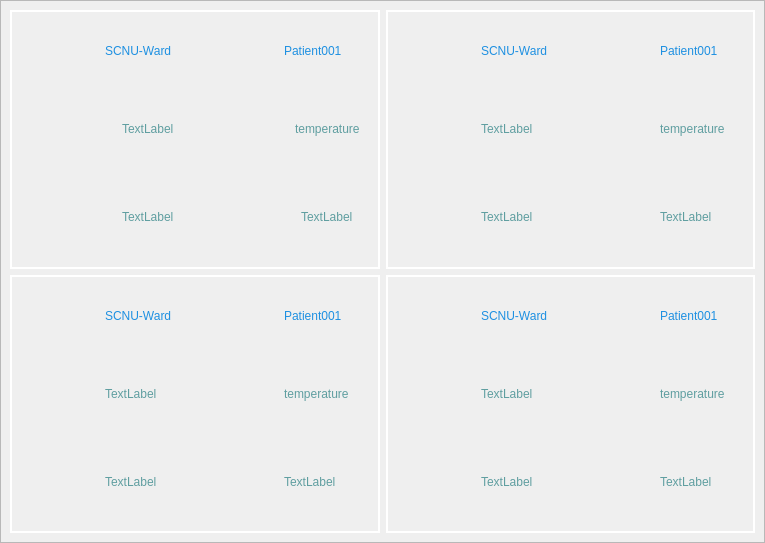
Stefan-China/SCNU-NuresManager, file maincontent/controlwidget/progresscontrol/progresswidget.ui: the form before one commit.
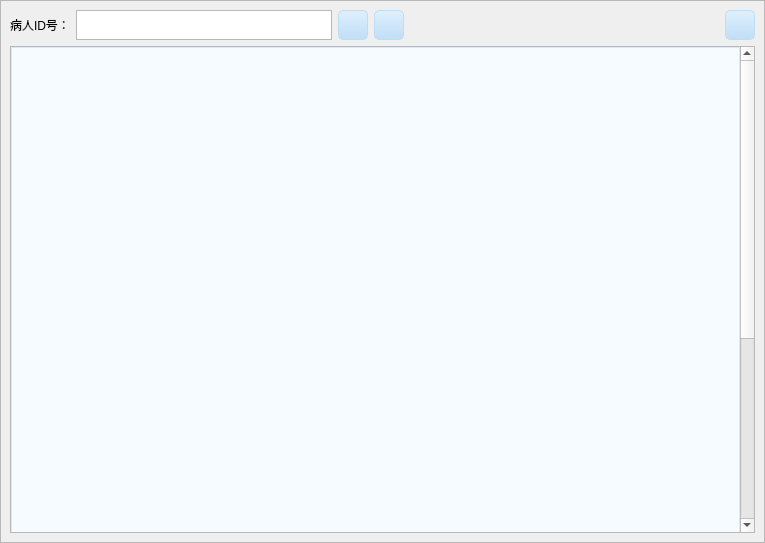
The form after the commit. Icons and pictures are not drawn.

The edit to the form file:
```diff
--- a/maincontent/controlwidget/progresscontrol/progresswidget.ui
+++ b/maincontent/controlwidget/progresscontrol/progresswidget.ui
@@ -41,916 +41,285 @@
       <enum>QFrame::Raised</enum>
      </property>
      <layout class="QGridLayout" name="gridLayout_2">
-      <item row="0" column="1">
-       <widget class="QWidget" name="widgetSecond" native="true">
-        <property name="styleSheet">
-         <string notr="true">QFrame #widgetSecond
-{
-background:transparent;border:2px solid white;
-}</string>
-        </property>
-        <layout class="QGridLayout" name="gridLayout_5">
-         <item row="0" column="0">
-          <widget class="QLabel" name="label_17">
-           <property name="maximumSize">
-            <size>
-             <width>80</width>
-             <height>50</height>
-            </size>
-           </property>
-           <property name="text">
-            <string/>
-           </property>
-           <property name="pixmap">
-            <pixmap resource="../../../res.qrc">:/res/res/image/ward_bed.png</pixmap>
-           </property>
-           <property name="scaledContents">
-            <bool>true</bool>
-           </property>
-          </widget>
-         </item>
-         <item row="0" column="1">
-          <widget class="QLabel" name="label_18">
-           <property name="styleSheet">
-            <string notr="true">
-font: 11pt &quot;迷你简行楷碑&quot;;
-color: rgb(30, 144, 225);</string>
-           </property>
-           <property name="text">
-            <string>SCNU-Ward</string>
-           </property>
-          </widget>
-         </item>
-         <item row="1" column="0">
-          <widget class="QLabel" name="label_19">
-           <property name="maximumSize">
-            <size>
-             <width>80</width>
-             <height>80</height>
-            </size>
-           </property>
-           <property name="text">
-            <string/>
-           </property>
-           <property name="pixmap">
-            <pixmap resource="../../../res.qrc">:/res/res/image/physiological/心率.png</pixmap>
-           </property>
-           <property name="scaledContents">
-            <bool>true</bool>
-           </property>
-          </widget>
-         </item>
-         <item row="1" column="1">
-          <widget class="QLabel" name="Heartbeat_3">
-           <property name="maximumSize">
-            <size>
-             <width>100</width>
-             <height>16777215</height>
-            </size>
-           </property>
-           <property name="styleSheet">
-            <string notr="true">
-font: 10pt &quot;Times New Roman&quot;;
-color: rgb(95, 158, 160);</string>
-           </property>
-           <property name="text">
-            <string>TextLabel</string>
-           </property>
-          </widget>
-         </item>
-         <item row="1" column="2">
-          <widget class="QLabel" name="label_16">
-           <property name="maximumSize">
-            <size>
-             <width>80</width>
-             <height>80</height>
-            </size>
-           </property>
-           <property name="text">
-            <string/>
-           </property>
-           <property name="pixmap">
-            <pixmap resource="../../../res.qrc">:/res/res/image/physiological/温度计.png</pixmap>
-           </property>
-           <property name="scaledContents">
-            <bool>true</bool>
-           </property>
-          </widget>
-         </item>
-         <item row="1" column="3">
-          <widget class="QLabel" name="temperature_3">
-           <property name="maximumSize">
-            <size>
-             <width>100</width>
-             <height>16777215</height>
-            </size>
-           </property>
-           <property name="styleSheet">
-            <string notr="true">
-font: 10pt &quot;Times New Roman&quot;;
-color: rgb(95, 158, 160);</string>
-           </property>
-           <property name="text">
-            <string>temperature</string>
-           </property>
-          </widget>
-         </item>
-         <item row="2" column="0">
-          <widget class="QLabel" name="label_20">
-           <property name="maximumSize">
-            <size>
-             <width>80</width>
-             <height>80</height>
-            </size>
-           </property>
-           <property name="text">
-            <string/>
-           </property>
-           <property name="pixmap">
-            <pixmap resource="../../../res.qrc">:/res/res/image/physiological/血压仪.png</pixmap>
-           </property>
-           <property name="scaledContents">
-            <bool>true</bool>
-           </property>
-          </widget>
-         </item>
-         <item row="2" column="1">
-          <widget class="QLabel" name="Diastolic_3">
-           <property name="maximumSize">
-            <size>
-             <width>100</width>
-             <height>16777215</height>
-            </size>
-           </property>
-           <property name="styleSheet">
-            <string notr="true">
-font: 10pt &quot;Times New Roman&quot;;
-color: rgb(95, 158, 160);</string>
-           </property>
-           <property name="text">
-            <string>TextLabel</string>
-           </property>
-          </widget>
-         </item>
-         <item row="2" column="2">
-          <widget class="QLabel" name="label_15">
-           <property name="maximumSize">
-            <size>
-             <width>80</width>
-             <height>80</height>
-            </size>
-           </property>
-           <property name="text">
-            <string/>
-           </property>
-           <property name="pixmap">
-            <pixmap resource="../../../res.qrc">:/res/res/image/physiological/步数.png</pixmap>
-           </property>
-           <property name="scaledContents">
-            <bool>true</bool>
-           </property>
-          </widget>
-         </item>
-         <item row="2" column="3">
-          <widget class="QLabel" name="Steps_3">
-           <property name="maximumSize">
-            <size>
-             <width>100</width>
-             <height>16777215</height>
-            </size>
-           </property>
-           <property name="styleSheet">
-            <string notr="true">
-font: 10pt &quot;Times New Roman&quot;;
-color: rgb(95, 158, 160);</string>
-           </property>
-           <property name="text">
-            <string>TextLabel</string>
-           </property>
-          </widget>
-         </item>
-         <item row="0" column="3">
-          <widget class="QLabel" name="label_21">
-           <property name="styleSheet">
-            <string notr="true">
-font: 11pt &quot;迷你简行楷碑&quot;;
-color: rgb(30, 144, 225);</string>
-           </property>
-           <property name="text">
-            <string>Patient001</string>
-           </property>
-          </widget>
-         </item>
-         <item row="0" column="2" alignment="Qt::AlignHCenter|Qt::AlignVCenter">
-          <widget class="QLabel" name="label_30">
-           <property name="minimumSize">
-            <size>
-             <width>60</width>
-             <height>60</height>
-            </size>
-           </property>
-           <property name="maximumSize">
-            <size>
-             <width>60</width>
-             <height>60</height>
-            </size>
-           </property>
-           <property name="text">
-            <string/>
-           </property>
-           <property name="pixmap">
-            <pixmap resource="../../../res.qrc">:/res/res/image/image.png</pixmap>
-           </property>
-           <property name="scaledContents">
-            <bool>true</bool>
-           </property>
-          </widget>
-         </item>
-        </layout>
-       </widget>
-      </item>
-      <item row="1" column="1">
-       <widget class="QWidget" name="widgetFourth" native="true">
-        <property name="styleSheet">
-         <string notr="true">QFrame #widgetFourth
-{
-background:transparent;border:2px solid white;
-}</string>
-        </property>
-        <layout class="QGridLayout" name="gridLayout_4">
-         <item row="0" column="0">
-          <widget class="QLabel" name="label_9">
-           <property name="maximumSize">
-            <size>
-             <width>80</width>
-             <height>50</height>
-            </size>
-           </property>
-           <property name="text">
-            <string/>
-           </property>
-           <property name="pixmap">
-            <pixmap resource="../../../res.qrc">:/res/res/image/ward_bed.png</pixmap>
-           </property>
-           <property name="scaledContents">
-            <bool>true</bool>
-           </property>
-          </widget>
-         </item>
-         <item row="0" column="1">
-          <widget class="QLabel" name="label_10">
-           <property name="styleSheet">
-            <string notr="true">
-font: 11pt &quot;迷你简行楷碑&quot;;
-color: rgb(30, 144, 225);</string>
-           </property>
-           <property name="text">
-            <string>SCNU-Ward</string>
-           </property>
-          </widget>
-         </item>
-         <item row="1" column="0">
-          <widget class="QLabel" name="label_12">
-           <property name="maximumSize">
-            <size>
-             <width>80</width>
-             <height>80</height>
-            </size>
-           </property>
-           <property name="text">
-            <string/>
-           </property>
-           <property name="pixmap">
-            <pixmap resource="../../../res.qrc">:/res/res/image/physiological/心率.png</pixmap>
-           </property>
-           <property name="scaledContents">
-            <bool>true</bool>
-           </property>
-          </widget>
-         </item>
-         <item row="1" column="1">
-          <widget class="QLabel" name="Heartbeat_2">
-           <property name="maximumSize">
-            <size>
-             <width>100</width>
-             <height>16777215</height>
-            </size>
-           </property>
-           <property name="styleSheet">
-            <string notr="true">
-font: 10pt &quot;Times New Roman&quot;;
-color: rgb(95, 158, 160);</string>
-           </property>
-           <property name="text">
-            <string>TextLabel</string>
-           </property>
-          </widget>
-         </item>
-         <item row="1" column="2">
-          <widget class="QLabel" name="label_8">
-           <property name="maximumSize">
-            <size>
-             <width>80</width>
-             <height>80</height>
-            </size>
-           </property>
-           <property name="text">
-            <string/>
-           </property>
-           <property name="pixmap">
-            <pixmap resource="../../../res.qrc">:/res/res/image/physiological/温度计.png</pixmap>
-           </property>
-           <property name="scaledContents">
-            <bool>true</bool>
-           </property>
-          </widget>
-         </item>
-         <item row="1" column="3">
-          <widget class="QLabel" name="temperature_2">
-           <property name="maximumSize">
-            <size>
-             <width>100</width>
-             <height>16777215</height>
-            </size>
-           </property>
-           <property name="styleSheet">
-            <string notr="true">
-font: 10pt &quot;Times New Roman&quot;;
-color: rgb(95, 158, 160);</string>
-           </property>
-           <property name="text">
-            <string>temperature</string>
-           </property>
-          </widget>
-         </item>
-         <item row="2" column="0">
-          <widget class="QLabel" name="label_13">
-           <property name="maximumSize">
-            <size>
-             <width>80</width>
-             <height>80</height>
-            </size>
-           </property>
-           <property name="text">
-            <string/>
-           </property>
-           <property name="pixmap">
-            <pixmap resource="../../../res.qrc">:/res/res/image/physiological/血压仪.png</pixmap>
-           </property>
-           <property name="scaledContents">
-            <bool>true</bool>
-           </property>
-          </widget>
-         </item>
-         <item row="2" column="1">
-          <widget class="QLabel" name="Diastolic_2">
-           <property name="maximumSize">
-            <size>
-             <width>100</width>
-             <height>16777215</height>
-            </size>
-           </property>
-           <property name="styleSheet">
-            <string notr="true">
-font: 10pt &quot;Times New Roman&quot;;
-color: rgb(95, 158, 160);</string>
-           </property>
-           <property name="text">
-            <string>TextLabel</string>
-           </property>
-          </widget>
-         </item>
-         <item row="2" column="2">
-          <widget class="QLabel" name="label_7">
-           <property name="maximumSize">
-            <size>
-             <width>80</width>
-             <height>80</height>
-            </size>
-           </property>
-           <property name="text">
-            <string/>
-           </property>
-           <property name="pixmap">
-            <pixmap resource="../../../res.qrc">:/res/res/image/physiological/步数.png</pixmap>
-           </property>
-           <property name="scaledContents">
-            <bool>true</bool>
-           </property>
-          </widget>
-         </item>
-         <item row="2" column="3">
-          <widget class="QLabel" name="Steps_2">
-           <property name="maximumSize">
-            <size>
-             <width>100</width>
-             <height>16777215</height>
-            </size>
-           </property>
-           <property name="styleSheet">
-            <string notr="true">
-font: 10pt &quot;Times New Roman&quot;;
-color: rgb(95, 158, 160);</string>
-           </property>
-           <property name="text">
-            <string>TextLabel</string>
-           </property>
-          </widget>
-         </item>
-         <item row="0" column="3">
-          <widget class="QLabel" name="label_14">
-           <property name="styleSheet">
-            <string notr="true">
-font: 11pt &quot;迷你简行楷碑&quot;;
-color: rgb(30, 144, 225);</string>
-           </property>
-           <property name="text">
-            <string>Patient001</string>
-           </property>
-          </widget>
-         </item>
-         <item row="0" column="2" alignment="Qt::AlignHCenter|Qt::AlignVCenter">
-          <widget class="QLabel" name="label_32">
-           <property name="minimumSize">
-            <size>
-             <width>60</width>
-             <height>60</height>
-            </size>
-           </property>
-           <property name="maximumSize">
-            <size>
-             <width>60</width>
-             <height>60</height>
-            </size>
-           </property>
-           <property name="text">
-            <string/>
-           </property>
-           <property name="pixmap">
-            <pixmap resource="../../../res.qrc">:/res/res/image/image.png</pixmap>
-           </property>
-           <property name="scaledContents">
-            <bool>true</bool>
-           </property>
-          </widget>
-         </item>
-        </layout>
-       </widget>
-      </item>
       <item row="0" column="0">
-       <widget class="QWidget" name="widgetFirst" native="true">
-        <property name="styleSheet">
-         <string notr="true">QFrame #widgetFirst
-{
-background:transparent;border:2px solid white;
+       <layout class="QHBoxLayout" name="horizontalLayout">
+        <item>
+         <widget class="QLabel" name="label">
+          <property name="maximumSize">
+           <size>
+            <width>16777215</width>
+            <height>30</height>
+           </size>
+          </property>
+          <property name="styleSheet">
+           <string notr="true">font: 12pt &quot;百度综艺简体&quot;;</string>
+          </property>
+          <property name="text">
+           <string>病人ID号：</string>
+          </property>
+         </widget>
+        </item>
+        <item>
+         <widget class="QTextEdit" name="textEdit_id">
+          <property name="sizePolicy">
+           <sizepolicy hsizetype="Preferred" vsizetype="Preferred">
+            <horstretch>0</horstretch>
+            <verstretch>0</verstretch>
+           </sizepolicy>
+          </property>
+          <property name="minimumSize">
+           <size>
+            <width>0</width>
+            <height>20</height>
+           </size>
+          </property>
+          <property name="maximumSize">
+           <size>
+            <width>16777215</width>
+            <height>30</height>
+           </size>
+          </property>
+         </widget>
+        </item>
+        <item>
+         <widget class="QPushButton" name="pushButton_3">
+          <property name="minimumSize">
+           <size>
+            <width>20</width>
+            <height>27</height>
+           </size>
+          </property>
+          <property name="maximumSize">
+           <size>
+            <width>30</width>
+            <height>30</height>
+           </size>
+          </property>
+          <property name="styleSheet">
+           <string notr="true">
+QPushButton,.QToolButton{
+border-style:none;
+border:1px solid #C0DCF2;
+color: rgb(30, 144, 225);
+padding:5px;
+min-height:15px;
+border-radius:5px;
+background:qlineargradient(spread:pad,x1:0,y1:0,x2:0,y2:1,stop:0 #DEF0FE,stop:1 #C0DEF6);
+font: 10pt &quot;迷你简行楷碑&quot;;
+}
+
+QPushButton:hover,.QToolButton:hover{
+background:qlineargradient(spread:pad,x1:0,y1:0,x2:0,y2:1,stop:0 #F2F9FF,stop:1 #DAEFFF);
+}
+
+QPushButton:pressed,.QToolButton:pressed{
+background:qlineargradient(spread:pad,x1:0,y1:0,x2:0,y2:1,stop:0 #DEF0FE,stop:1 #C0DEF6);
 }</string>
-        </property>
-        <layout class="QGridLayout" name="gridLayout_3">
-         <item row="0" column="0">
-          <widget class="QLabel" name="label_6">
-           <property name="maximumSize">
-            <size>
-             <width>80</width>
-             <height>50</height>
-            </size>
-           </property>
-           <property name="text">
-            <string/>
-           </property>
-           <property name="pixmap">
-            <pixmap resource="../../../res.qrc">:/res/res/image/ward_bed.png</pixmap>
-           </property>
-           <property name="scaledContents">
-            <bool>true</bool>
-           </property>
-          </widget>
-         </item>
-         <item row="0" column="1">
-          <widget class="QLabel" name="label_5">
-           <property name="styleSheet">
-            <string notr="true">
-font: 11pt &quot;迷你简行楷碑&quot;;
-color: rgb(30, 144, 225);</string>
-           </property>
-           <property name="text">
-            <string>SCNU-Ward</string>
-           </property>
-          </widget>
-         </item>
-         <item row="1" column="0">
-          <widget class="QLabel" name="label">
-           <property name="maximumSize">
-            <size>
-             <width>80</width>
-             <height>80</height>
-            </size>
-           </property>
-           <property name="text">
-            <string/>
-           </property>
-           <property name="pixmap">
-            <pixmap resource="../../../res.qrc">:/res/res/image/physiological/心率.png</pixmap>
-           </property>
-           <property name="scaledContents">
-            <bool>true</bool>
-           </property>
-          </widget>
-         </item>
-         <item row="1" column="1" alignment="Qt::AlignHCenter">
-          <widget class="QLabel" name="Heartbeat">
-           <property name="maximumSize">
-            <size>
-             <width>100</width>
-             <height>16777215</height>
-            </size>
-           </property>
-           <property name="styleSheet">
-            <string notr="true">
-font: 10pt &quot;Times New Roman&quot;;
-color: rgb(95, 158, 160);</string>
-           </property>
-           <property name="text">
-            <string>TextLabel</string>
-           </property>
-          </widget>
-         </item>
-         <item row="1" column="2">
-          <widget class="QLabel" name="label_2">
-           <property name="maximumSize">
-            <size>
-             <width>80</width>
-             <height>80</height>
-            </size>
-           </property>
-           <property name="text">
-            <string/>
-           </property>
-           <property name="pixmap">
-            <pixmap resource="../../../res.qrc">:/res/res/image/physiological/温度计.png</pixmap>
-           </property>
-           <property name="scaledContents">
-            <bool>true</bool>
-           </property>
-          </widget>
-         </item>
-         <item row="1" column="3" alignment="Qt::AlignHCenter">
-          <widget class="QLabel" name="temperature">
-           <property name="maximumSize">
-            <size>
-             <width>100</width>
-             <height>16777215</height>
-            </size>
-           </property>
-           <property name="styleSheet">
-            <string notr="true">
-font: 10pt &quot;Times New Roman&quot;;
-color: rgb(95, 158, 160);</string>
-           </property>
-           <property name="text">
-            <string>temperature</string>
-           </property>
-          </widget>
-         </item>
-         <item row="2" column="0">
-          <widget class="QLabel" name="label_3">
-           <property name="maximumSize">
-            <size>
-             <width>80</width>
-             <height>80</height>
-            </size>
-           </property>
-           <property name="text">
-            <string/>
-           </property>
-           <property name="pixmap">
-            <pixmap resource="../../../res.qrc">:/res/res/image/physiological/血压仪.png</pixmap>
-           </property>
-           <property name="scaledContents">
-            <bool>true</bool>
-           </property>
-          </widget>
-         </item>
-         <item row="2" column="1" alignment="Qt::AlignHCenter">
-          <widget class="QLabel" name="Diastolic">
-           <property name="maximumSize">
-            <size>
-             <width>100</width>
-             <height>16777215</height>
-            </size>
-           </property>
-           <property name="styleSheet">
-            <string notr="true">
-font: 10pt &quot;Times New Roman&quot;;
-color: rgb(95, 158, 160);</string>
-           </property>
-           <property name="text">
-            <string>TextLabel</string>
-           </property>
-          </widget>
-         </item>
-         <item row="2" column="2">
-          <widget class="QLabel" name="label_4">
-           <property name="maximumSize">
-            <size>
-             <width>80</width>
-             <height>80</height>
-            </size>
-           </property>
-           <property name="text">
-            <string/>
-           </property>
-           <property name="pixmap">
-            <pixmap resource="../../../res.qrc">:/res/res/image/physiological/步数.png</pixmap>
-           </property>
-           <property name="scaledContents">
-            <bool>true</bool>
-           </property>
-          </widget>
-         </item>
-         <item row="2" column="3" alignment="Qt::AlignHCenter">
-          <widget class="QLabel" name="Steps">
-           <property name="maximumSize">
-            <size>
-             <width>100</width>
-             <height>16777215</height>
-            </size>
-           </property>
-           <property name="styleSheet">
-            <string notr="true">
-font: 10pt &quot;Times New Roman&quot;;
-color: rgb(95, 158, 160);</string>
-           </property>
-           <property name="text">
-            <string>TextLabel</string>
-           </property>
-          </widget>
-         </item>
-         <item row="0" column="3">
-          <widget class="QLabel" name="label_11">
-           <property name="styleSheet">
-            <string notr="true">
-font: 11pt &quot;迷你简行楷碑&quot;;
-color: rgb(30, 144, 225);</string>
-           </property>
-           <property name="text">
-            <string>Patient001</string>
-           </property>
-          </widget>
-         </item>
-         <item row="0" column="2" alignment="Qt::AlignHCenter|Qt::AlignVCenter">
-          <widget class="QLabel" name="label_29">
-           <property name="minimumSize">
-            <size>
-             <width>60</width>
-             <height>60</height>
-            </size>
-           </property>
-           <property name="maximumSize">
-            <size>
-             <width>60</width>
-             <height>60</height>
-            </size>
-           </property>
-           <property name="text">
-            <string/>
-           </property>
-           <property name="pixmap">
-            <pixmap resource="../../../res.qrc">:/res/res/image/image.png</pixmap>
-           </property>
-           <property name="scaledContents">
-            <bool>true</bool>
-           </property>
-          </widget>
-         </item>
-        </layout>
-       </widget>
+          </property>
+          <property name="text">
+           <string/>
+          </property>
+          <property name="icon">
+           <iconset resource="../../../res.qrc">
+            <normaloff>:/res/res/patient_information/explore.png</normaloff>:/res/res/patient_information/explore.png</iconset>
+          </property>
+          <property name="iconSize">
+           <size>
+            <width>30</width>
+            <height>30</height>
+           </size>
+          </property>
+         </widget>
+        </item>
+        <item>
+         <widget class="QPushButton" name="pushButton_2">
+          <property name="minimumSize">
+           <size>
+            <width>20</width>
+            <height>27</height>
+           </size>
+          </property>
+          <property name="maximumSize">
+           <size>
+            <width>30</width>
+            <height>30</height>
+           </size>
+          </property>
+          <property name="styleSheet">
+           <string notr="true">
+QPushButton,.QToolButton{
+border-style:none;
+border:1px solid #C0DCF2;
+color: rgb(30, 144, 225);
+padding:5px;
+min-height:15px;
+border-radius:5px;
+background:qlineargradient(spread:pad,x1:0,y1:0,x2:0,y2:1,stop:0 #DEF0FE,stop:1 #C0DEF6);
+font: 10pt &quot;迷你简行楷碑&quot;;
+}
+
+QPushButton:hover,.QToolButton:hover{
+background:qlineargradient(spread:pad,x1:0,y1:0,x2:0,y2:1,stop:0 #F2F9FF,stop:1 #DAEFFF);
+}
+
+QPushButton:pressed,.QToolButton:pressed{
+background:qlineargradient(spread:pad,x1:0,y1:0,x2:0,y2:1,stop:0 #DEF0FE,stop:1 #C0DEF6);
+}</string>
+          </property>
+          <property name="text">
+           <string/>
+          </property>
+          <property name="icon">
+           <iconset resource="../../../res.qrc">
+            <normaloff>:/res/res/patient_information/camera.png</normaloff>:/res/res/patient_information/camera.png</iconset>
+          </property>
+          <property name="iconSize">
+           <size>
+            <width>30</width>
+            <height>30</height>
+           </size>
+          </property>
+         </widget>
+        </item>
+        <item>
+         <spacer name="horizontalSpacer">
+          <property name="orientation">
+           <enum>Qt::Horizontal</enum>
+          </property>
+          <property name="sizeHint" stdset="0">
+           <size>
+            <width>40</width>
+            <height>30</height>
+           </size>
+          </property>
+         </spacer>
+        </item>
+        <item>
+         <widget class="QPushButton" name="refresh">
+          <property name="maximumSize">
+           <size>
+            <width>30</width>
+            <height>30</height>
+           </size>
+          </property>
+          <property name="styleSheet">
+           <string notr="true">
+QPushButton,.QToolButton{
+border-style:none;
+border:1px solid #C0DCF2;
+color: rgb(30, 144, 225);
+padding:5px;
+min-height:15px;
+border-radius:5px;
+background:qlineargradient(spread:pad,x1:0,y1:0,x2:0,y2:1,stop:0 #DEF0FE,stop:1 #C0DEF6);
+font: 10pt &quot;迷你简行楷碑&quot;;
+}
+
+QPushButton:hover,.QToolButton:hover{
+background:qlineargradient(spread:pad,x1:0,y1:0,x2:0,y2:1,stop:0 #F2F9FF,stop:1 #DAEFFF);
+}
+
+QPushButton:pressed,.QToolButton:pressed{
+background:qlineargradient(spread:pad,x1:0,y1:0,x2:0,y2:1,stop:0 #DEF0FE,stop:1 #C0DEF6);
+}</string>
+          </property>
+          <property name="text">
+           <string/>
+          </property>
+          <property name="icon">
+           <iconset resource="../../../res.qrc">
+            <normaloff>:/res/res/patient_information/reflesh.png</normaloff>:/res/res/patient_information/reflesh.png</iconset>
+          </property>
+          <property name="iconSize">
+           <size>
+            <width>30</width>
+            <height>30</height>
+           </size>
+          </property>
+         </widget>
+        </item>
+       </layout>
       </item>
       <item row="1" column="0">
-       <widget class="QWidget" name="widgetThird" native="true">
+       <widget class="QScrollArea" name="scrollArea">
+        <property name="sizePolicy">
+         <sizepolicy hsizetype="Preferred" vsizetype="Expanding">
+          <horstretch>0</horstretch>
+          <verstretch>0</verstretch>
+         </sizepolicy>
+        </property>
+        <property name="minimumSize">
+         <size>
+          <width>0</width>
+          <height>0</height>
+         </size>
+        </property>
+        <property name="maximumSize">
+         <size>
+          <width>16777215</width>
+          <height>16777215</height>
+         </size>
+        </property>
         <property name="styleSheet">
-         <string notr="true">QFrame #widgetThird
-{
-background:transparent;border:2px solid white;
-}</string>
+         <string notr="true"/>
         </property>
-        <layout class="QGridLayout" name="gridLayout_6">
-         <item row="0" column="0">
-          <widget class="QLabel" name="label_24">
-           <property name="maximumSize">
-            <size>
-             <width>80</width>
-             <height>50</height>
-            </size>
-           </property>
-           <property name="text">
-            <string/>
-           </property>
-           <property name="pixmap">
-            <pixmap resource="../../../res.qrc">:/res/res/image/ward_bed.png</pixmap>
-           </property>
-           <property name="scaledContents">
-            <bool>true</bool>
-           </property>
-          </widget>
-         </item>
-         <item row="0" column="1">
-          <widget class="QLabel" name="label_25">
-           <property name="styleSheet">
-            <string notr="true">
-font: 11pt &quot;迷你简行楷碑&quot;;
-color: rgb(30, 144, 225);</string>
-           </property>
-           <property name="text">
-            <string>SCNU-Ward</string>
-           </property>
-          </widget>
-         </item>
-         <item row="1" column="0">
-          <widget class="QLabel" name="label_26">
-           <property name="maximumSize">
-            <size>
-             <width>80</width>
-             <height>80</height>
-            </size>
-           </property>
-           <property name="text">
-            <string/>
-           </property>
-           <property name="pixmap">
-            <pixmap resource="../../../res.qrc">:/res/res/image/physiological/心率.png</pixmap>
-           </property>
-           <property name="scaledContents">
-            <bool>true</bool>
-           </property>
-          </widget>
-         </item>
-         <item row="1" column="1">
-          <widget class="QLabel" name="Heartbeat_4">
-           <property name="maximumSize">
-            <size>
-             <width>100</width>
-             <height>16777215</height>
-            </size>
-           </property>
-           <property name="styleSheet">
-            <string notr="true">
-font: 10pt &quot;Times New Roman&quot;;
-color: rgb(95, 158, 160);</string>
-           </property>
-           <property name="text">
-            <string>TextLabel</string>
-           </property>
-          </widget>
-         </item>
-         <item row="1" column="2">
-          <widget class="QLabel" name="label_23">
-           <property name="maximumSize">
-            <size>
-             <width>80</width>
-             <height>80</height>
-            </size>
-           </property>
-           <property name="text">
-            <string/>
-           </property>
-           <property name="pixmap">
-            <pixmap resource="../../../res.qrc">:/res/res/image/physiological/温度计.png</pixmap>
-           </property>
-           <property name="scaledContents">
-            <bool>true</bool>
-           </property>
-          </widget>
-         </item>
-         <item row="1" column="3">
-          <widget class="QLabel" name="temperature_4">
-           <property name="maximumSize">
-            <size>
-             <width>100</width>
-             <height>16777215</height>
-            </size>
-           </property>
-           <property name="styleSheet">
-            <string notr="true">
-font: 10pt &quot;Times New Roman&quot;;
-color: rgb(95, 158, 160);</string>
-           </property>
-           <property name="text">
-            <string>temperature</string>
-           </property>
-          </widget>
-         </item>
-         <item row="2" column="0">
-          <widget class="QLabel" name="label_27">
-           <property name="maximumSize">
-            <size>
-             <width>80</width>
-             <height>80</height>
-            </size>
-           </property>
-           <property name="text">
-            <string/>
-           </property>
-           <property name="pixmap">
-            <pixmap resource="../../../res.qrc">:/res/res/image/physiological/血压仪.png</pixmap>
-           </property>
-           <property name="scaledContents">
-            <bool>true</bool>
-           </property>
-          </widget>
-         </item>
-         <item row="2" column="1">
-          <widget class="QLabel" name="Diastolic_4">
-           <property name="maximumSize">
-            <size>
-             <width>100</width>
-             <height>16777215</height>
-            </size>
-           </property>
-           <property name="styleSheet">
-            <string notr="true">
-font: 10pt &quot;Times New Roman&quot;;
-color: rgb(95, 158, 160);</string>
-           </property>
-           <property name="text">
-            <string>TextLabel</string>
-           </property>
-          </widget>
-         </item>
-         <item row="2" column="2">
-          <widget class="QLabel" name="label_22">
-           <property name="maximumSize">
-            <size>
-             <width>80</width>
-             <height>80</height>
-            </size>
-           </property>
-           <property name="text">
-            <string/>
-           </property>
-           <property name="pixmap">
-            <pixmap resource="../../../res.qrc">:/res/res/image/physiological/步数.png</pixmap>
-           </property>
-           <property name="scaledContents">
-            <bool>true</bool>
-           </property>
-          </widget>
-         </item>
-         <item row="2" column="3">
-          <widget class="QLabel" name="Steps_4">
-           <property name="maximumSize">
-            <size>
-             <width>100</width>
-             <height>16777215</height>
-            </size>
-           </property>
-           <property name="styleSheet">
-            <string notr="true">
-font: 10pt &quot;Times New Roman&quot;;
-color: rgb(95, 158, 160);</string>
-           </property>
-           <property name="text">
-            <string>TextLabel</string>
-           </property>
-          </widget>
-         </item>
-         <item row="0" column="3">
-          <widget class="QLabel" name="label_28">
-           <property name="styleSheet">
-            <string notr="true">
-font: 11pt &quot;迷你简行楷碑&quot;;
-color: rgb(30, 144, 225);</string>
-           </property>
-           <property name="text">
-            <string>Patient001</string>
-           </property>
-          </widget>
-         </item>
-         <item row="0" column="2" alignment="Qt::AlignHCenter|Qt::AlignVCenter">
-          <widget class="QLabel" name="label_31">
-           <property name="minimumSize">
-            <size>
-             <width>60</width>
-             <height>60</height>
-            </size>
-           </property>
-           <property name="maximumSize">
-            <size>
-             <width>60</width>
-             <height>60</height>
-            </size>
-           </property>
-           <property name="text">
-            <string/>
-           </property>
-           <property name="pixmap">
-            <pixmap resource="../../../res.qrc">:/res/res/image/image.png</pixmap>
-           </property>
-           <property name="scaledContents">
-            <bool>true</bool>
-           </property>
-          </widget>
-         </item>
-        </layout>
+        <property name="widgetResizable">
+         <bool>true</bool>
+        </property>
+        <widget class="QWidget" name="scrollAreaWidgetContents">
+         <property name="geometry">
+          <rect>
+           <x>0</x>
+           <y>0</y>
+           <width>718</width>
+           <height>800</height>
+          </rect>
+         </property>
+         <property name="minimumSize">
+          <size>
+           <width>0</width>
+           <height>800</height>
+          </size>
+         </property>
+         <property name="maximumSize">
+          <size>
+           <width>16777215</width>
+           <height>16777215</height>
+          </size>
+         </property>
+         <property name="styleSheet">
+          <string notr="true">QLabel{
+font: 75 11pt &quot;宋体&quot;;
+color:rgb(0, 0, 0);
+}
+
+QPushButton
+{
+color: rgb(255, 255, 255);
+border-radius:5px;
+background-color:#1874CD;
+font-size:12px;
+}
+
+QPushButton:hover
+{
+color: rgb(0, 0, 0);
+border-radius:5px;
+color: rgb(0, 0, 0);
+background-color:#1C86EE;
+}
+QWidget#scrollAreaWidgetContents
+{
+
+background:transparent;border:1px solid rgb(170, 255, 255);
+background-color: #F5FBFF;
+
+}
+
+
+</string>
+         </property>
+        </widget>
        </widget>
       </item>
      </layout>
```
